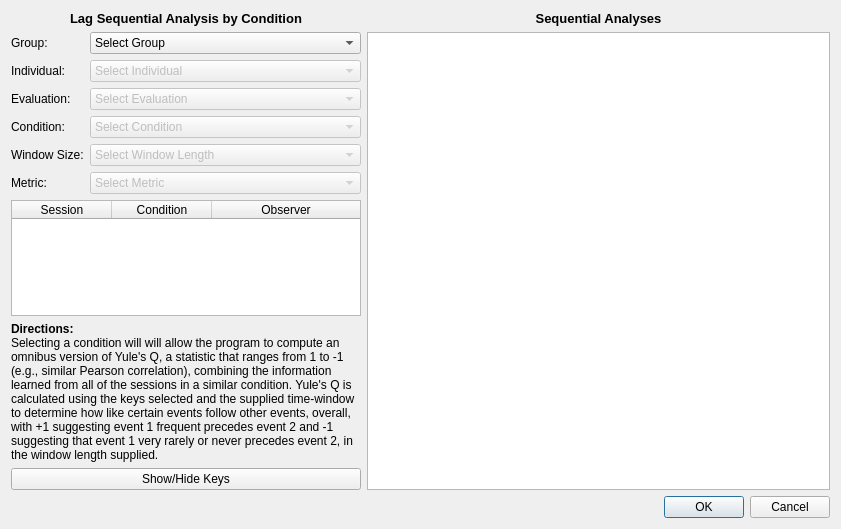
This is sequentialconditionanalysisdialog.ui in miyamot0/DataTracker3 as Qt 5 draws it before an edit. The edited form follows.
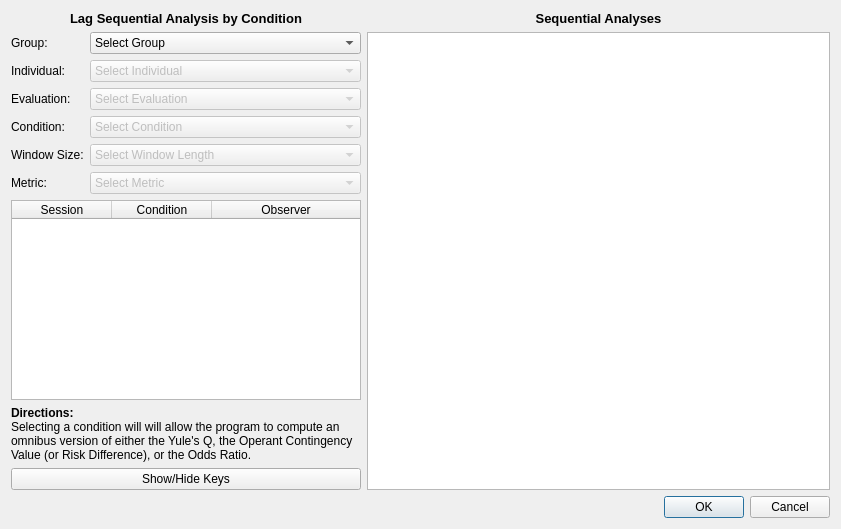
This is the edited form.

The edit to the form file:
```diff
--- a/sequentialconditionanalysisdialog.ui
+++ b/sequentialconditionanalysisdialog.ui
@@ -295,7 +295,7 @@
         <item>
          <widget class="QLabel" name="label">
           <property name="text">
-           <string>&lt;html&gt;&lt;head/&gt;&lt;body&gt;&lt;p&gt;&lt;span style=&quot; font-weight:600;&quot;&gt;Directions:&lt;br/&gt;&lt;/span&gt;Selecting a condition will will allow the program to compute an omnibus version of Yule's Q, a statistic that ranges from 1 to -1 (e.g., similar Pearson correlation), combining the information learned from all of the sessions in a similar condition. Yule's Q is calculated using the keys selected and the supplied time-window to determine how like certain events follow other events, overall, with +1 suggesting event 1 frequent precedes event 2 and -1 suggesting that event 1 very rarely or never precedes event 2, in the window length supplied.&lt;/p&gt;&lt;/body&gt;&lt;/html&gt;</string>
+           <string>&lt;html&gt;&lt;head/&gt;&lt;body&gt;&lt;p&gt;&lt;span style=&quot; font-weight:600;&quot;&gt;Directions:&lt;br/&gt;&lt;/span&gt;Selecting a condition will will allow the program to compute an omnibus version of either the Yule's Q, the Operant Contingency Value (or Risk Difference), or the Odds Ratio.&lt;/p&gt;&lt;/body&gt;&lt;/html&gt;</string>
           </property>
           <property name="wordWrap">
            <bool>true</bool>
```
